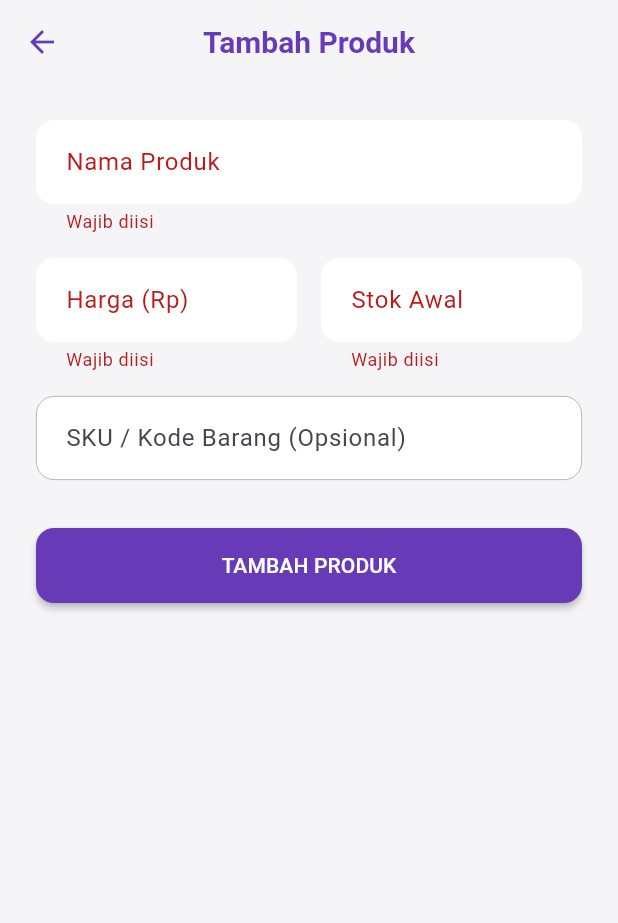
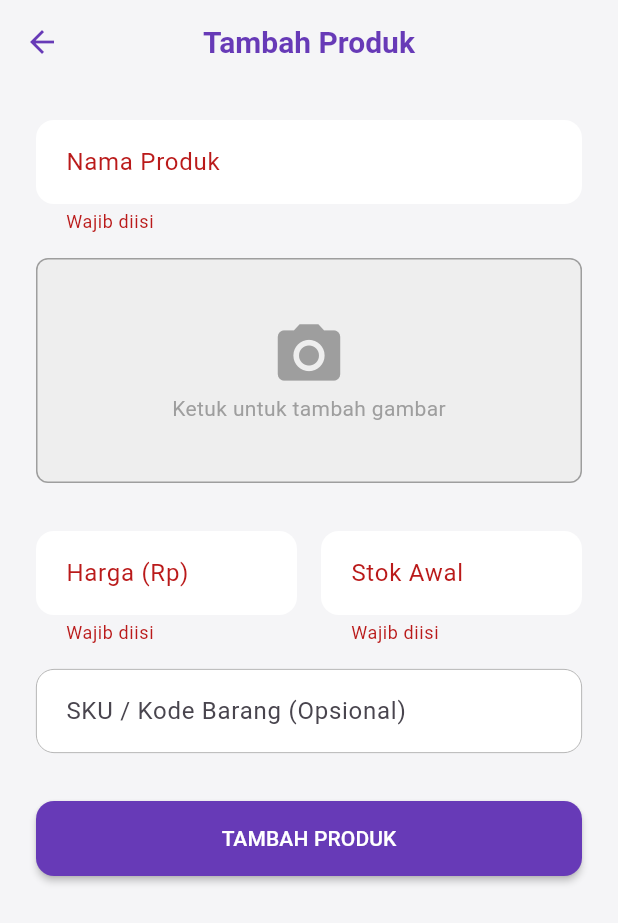
Before and after one commit to rizkipr05/Snappos-app, a Flutter app: the ProductFormPage screen opened directly, after a tap on "TAMBAH PRODUK", on a phone screen of 412 x 824 dp. Shown: the top 923 px of the screen. Run offline on Flutter 3.47's test engine with Material 3 defaults, Android fonts, the phone set to English and light mode, and no system bars; our stand-ins replace image_picker, shared_preferences; accounts and stored records are empty.

Commit message:
feat: Implement product image upload and display functionality for products.

```diff
--- a/snappos_flutter/lib/core/api.dart
+++ b/snappos_flutter/lib/core/api.dart
@@ -80,4 +80,40 @@ class Api {
     if (res.statusCode >= 400) throw body["message"] ?? "Request failed";
     return body;
   }
+
+  static Future<dynamic> postMultipart(
+    String path,
+    Map<String, String> fields, {
+    String? token,
+    String? filePath,
+    String fileField = "image",
+    String method = "POST",
+  }) async {
+    token ??= await Storage.getToken();
+    final uri = Uri.parse("$baseUrl$path");
+    final req = http.MultipartRequest("POST", uri);
+
+    req.headers.addAll({
+      "Accept": "application/json",
+      if (token != null && token.isNotEmpty) "Authorization": "Bearer $token",
+    });
+
+    // Add fields
+    req.fields.addAll(fields);
+    if (method != "POST") {
+      req.fields["_method"] = method;
+    }
+
+    // Add file
+    if (filePath != null && filePath.isNotEmpty) {
+      req.files.add(await http.MultipartFile.fromPath(fileField, filePath));
+    }
+
+    final streamlined = await req.send();
+    final res = await http.Response.fromStream(streamlined);
+
+    final body = res.body.isNotEmpty ? jsonDecode(res.body) : {};
+    if (res.statusCode >= 400) throw body["message"] ?? "Request failed";
+    return body;
+  }
 }
--- a/snappos_flutter/lib/features/products/product_form_page.dart
+++ b/snappos_flutter/lib/features/products/product_form_page.dart
@@ -1,4 +1,6 @@
+import 'dart:io';
 import 'package:flutter/material.dart';
+import 'package:image_picker/image_picker.dart';
 import '../../core/api.dart';
 import '../../core/storage.dart';
 
@@ -18,6 +20,9 @@ class _ProductFormPageState extends State<ProductFormPage> {
   late TextEditingController stockC;
   late TextEditingController skuC;
 
+  File? _imageFile;
+  final ImagePicker _picker = ImagePicker();
+
   bool loading = false;
   String? err;
 
@@ -29,6 +34,15 @@ class _ProductFormPageState extends State<ProductFormPage> {
     priceC = TextEditingController(text: p?["price"]?.toString() ?? "");
     stockC = TextEditingController(text: p?["stock"]?.toString() ?? "");
     skuC = TextEditingController(text: p?["sku"]?.toString() ?? "");
+  }
+
+  Future<void> _pickImage() async {
+    final XFile? pickedFile = await _picker.pickImage(source: ImageSource.gallery);
+    if (pickedFile != null) {
+      setState(() {
+        _imageFile = File(pickedFile.path);
+      });
+    }
   }
 
   Future<void> save() async {
@@ -43,18 +57,29 @@ class _ProductFormPageState extends State<ProductFormPage> {
       final token = await Storage.getToken();
       final data = {
         "name": nameC.text.trim(),
-        "price": int.parse(priceC.text.trim()),
-        "stock": int.parse(stockC.text.trim()),
+        "price": priceC.text.trim(),
+        "stock": stockC.text.trim(),
         "sku": skuC.text.trim(),
       };
 
       if (widget.product == null) {
         // CREATE
-        await Api.post("/api/products", data, token: token);
+        await Api.postMultipart(
+          "/api/products",
+          data,
+          token: token,
+          filePath: _imageFile?.path,
+        );
       } else {
         // UPDATE
         final id = widget.product!["id"];
-        await Api.put("/api/products/$id", data, token: token);
+        await Api.postMultipart(
+          "/api/products/$id",
+          data,
+          token: token,
+          filePath: _imageFile?.path,
+          method: "PUT",
+        );
       }
 
       if (!mounted) return;
@@ -101,6 +126,42 @@ class _ProductFormPageState extends State<ProductFormPage> {
                 validator: (v) => v!.isEmpty ? "Wajib diisi" : null,
               ),
               const SizedBox(height: 16),
+
+              // Image Picker
+              GestureDetector(
+                onTap: _pickImage,
+                child: Container(
+                  height: 150,
+                  decoration: BoxDecoration(
+                    color: Colors.grey[200],
+                    borderRadius: BorderRadius.circular(8),
+                    border: Border.all(color: Colors.grey),
+                  ),
+                  child: _imageFile != null
+                      ? ClipRRect(
+                          borderRadius: BorderRadius.circular(8),
+                          child: Image.file(_imageFile!, fit: BoxFit.cover),
+                        )
+                      : (widget.product?["image"] != null && widget.product!["image"].isNotEmpty)
+                          ? ClipRRect(
+                              borderRadius: BorderRadius.circular(8),
+                              child: Image.network(
+                                "${Api.baseUrl.replaceAll('/index.php', '')}/${widget.product!["image"]}",
+                                fit: BoxFit.cover,
+                                errorBuilder: (c, o, s) => const Icon(Icons.broken_image, size: 50, color: Colors.grey),
+                              ),
+                            )
+                          : const Column(
+                              mainAxisAlignment: MainAxisAlignment.center,
+                              children: [
+                                Icon(Icons.camera_alt, size: 50, color: Colors.grey),
+                                Text("Ketuk untuk tambah gambar", style: TextStyle(color: Colors.grey)),
+                              ],
+                            ),
+                ),
+              ),
+              const SizedBox(height: 16),
+              const SizedBox(height: 16),
               Row(
                 children: [
                   Expanded(
--- a/snappos_flutter/pubspec.yaml
+++ b/snappos_flutter/pubspec.yaml
@@ -32,6 +32,7 @@ dependencies:
     sdk: flutter
   http: ^1.2.2
   shared_preferences: ^2.3.2
+  image_picker: ^1.0.4
 
 dev_dependencies:
   flutter_test:
```
Also changed, not shown: snappos_flutter/lib/features/products/product_list_page.dart (+12 -1 lines), storage_tokens.json (+1 -1 lines), snappos_flutter/pubspec.lock, 9 other files.
